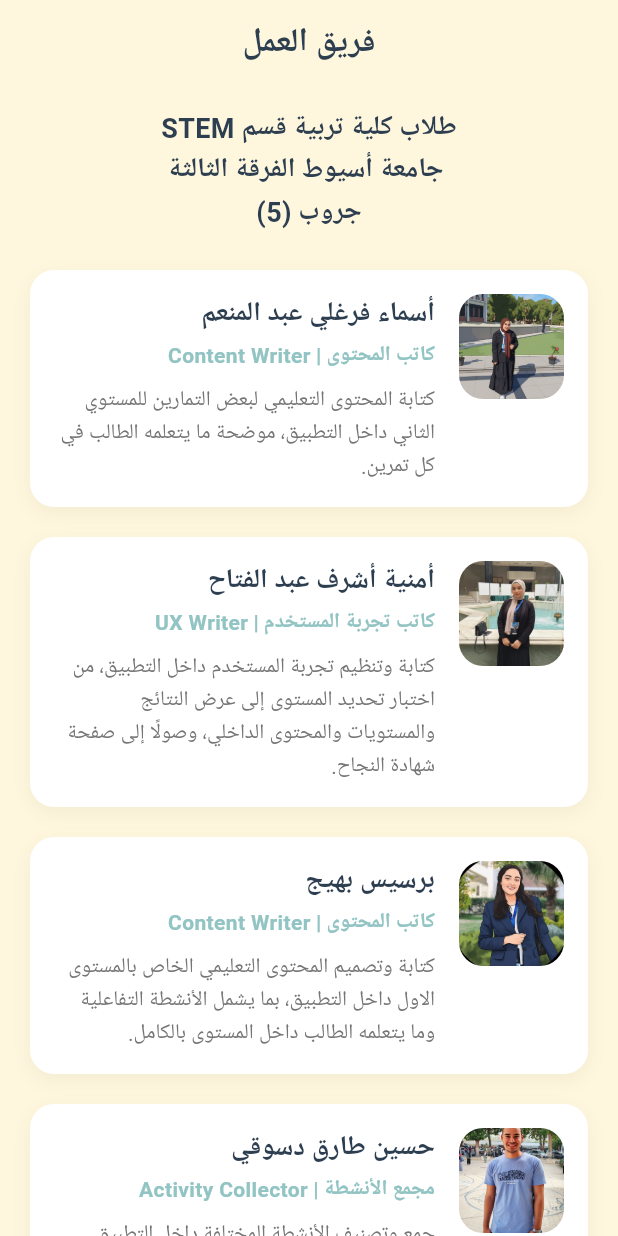
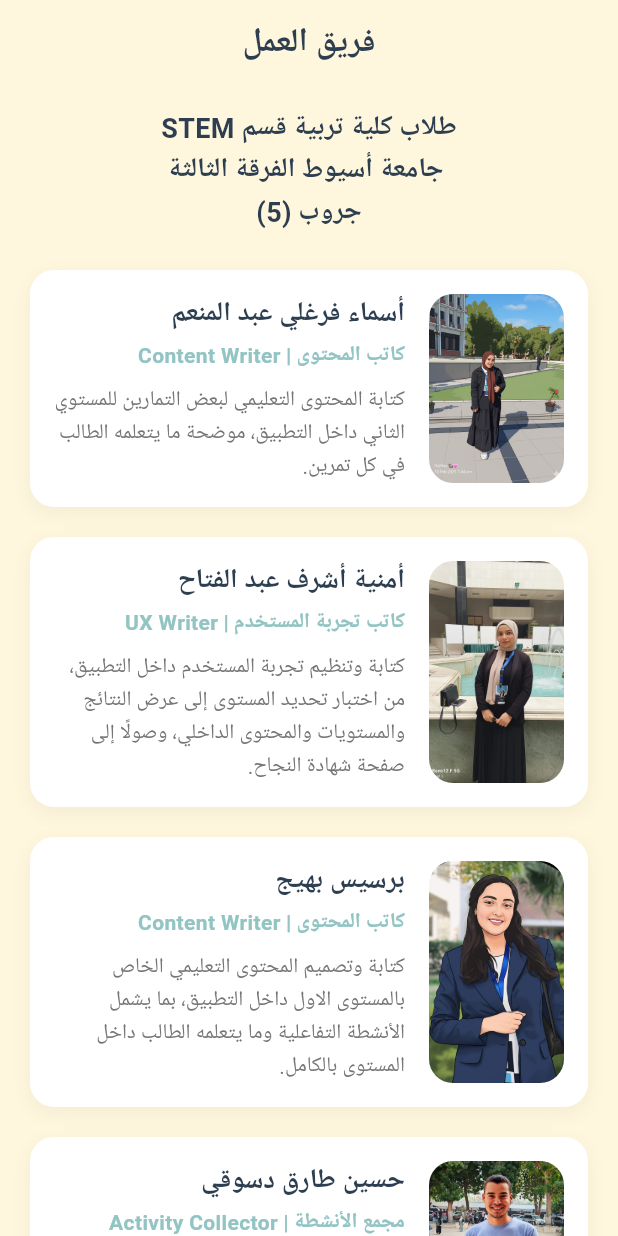
Before and after one commit to RamadanMohamed11/Arabic-Learning-App, a Flutter app: the AboutView screen opened by its route, on a phone screen of 412 x 824 dp. Run offline on Flutter 3.47's test engine with Material 3 defaults, Android fonts, the phone set to English and light mode, and no system bars; our stand-ins replace flutter_svg, flutter_tts, go_router, path_drawing, shared_preferences, speech_to_text; missing offline and left inert: path_parsing, syncfusion_flutter_signaturepad; accounts and stored records are empty.

Commit message:
Edit member card image and some words.

```diff
--- a/lib/features/about/presentation/views/about_view.dart
+++ b/lib/features/about/presentation/views/about_view.dart
@@ -203,13 +203,13 @@ class AboutView extends StatelessWidget {
           ),
         ],
       ),
+      child: IntrinsicHeight(
         child: Row(
-        crossAxisAlignment: CrossAxisAlignment.start,
+          crossAxisAlignment: CrossAxisAlignment.stretch,
           children: [
-          // Avatar - Image or Icon
+            // Avatar - Image or Icon (full height)
             Container(
-            width: 70,
-            height: 70,
+              width: 90,
               decoration: BoxDecoration(
                 gradient: member.imagePath == null
                     ? LinearGradient(
@@ -228,8 +228,7 @@ class AboutView extends StatelessWidget {
                   ? Image.asset(
                       member.imagePath!,
                       fit: BoxFit.cover,
-                    width: 70,
-                    height: 70,
+                      width: 90,
                       errorBuilder: (context, error, stackTrace) {
                         return Container(
                           decoration: BoxDecoration(
@@ -242,21 +241,30 @@ class AboutView extends StatelessWidget {
                               ],
                             ),
                           ),
+                          child: Center(
                             child: Icon(
                               member.icon,
                               size: 32,
                               color: AppColors.primary,
                             ),
+                          ),
                         );
                       },
                     )
-                : Icon(member.icon, size: 32, color: AppColors.primary),
+                  : Center(
+                      child: Icon(
+                        member.icon,
+                        size: 32,
+                        color: AppColors.primary,
+                      ),
+                    ),
             ),
             const SizedBox(width: 16),
             // Info
             Expanded(
               child: Column(
                 crossAxisAlignment: CrossAxisAlignment.start,
+                mainAxisAlignment: MainAxisAlignment.center,
                 children: [
                   Text(
                     member.name,
@@ -289,6 +297,7 @@ class AboutView extends StatelessWidget {
             ),
           ],
         ),
+      ),
     );
   }
 }
```
Also changed, not shown: lib/constants.dart (+4 -4 lines), lib/features/Alphabet/presentation/views/letter_shapes_view.dart (+8 -2 lines). Lines whose indentation alone changed are shown as unchanged.
